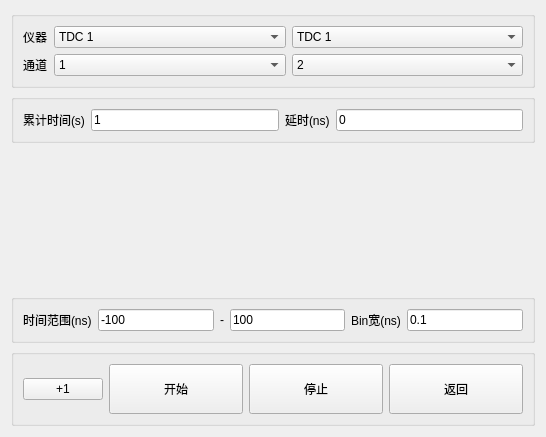
First picture: the form in ui/histogramwidget.ui, repository WhiteChimney/TDC-counter, before the edit.
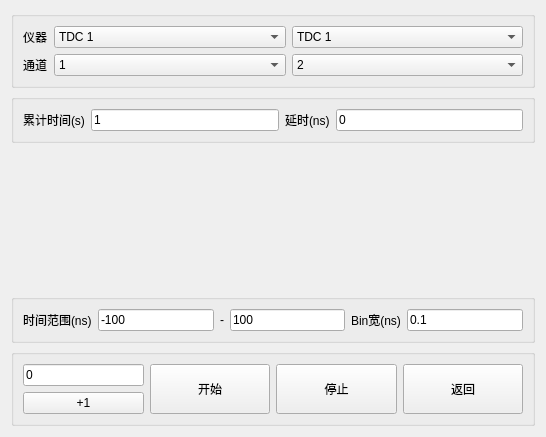
Second picture: the form after the edit. Custom widgets are drawn as their Qt base class.

What changed in the file:
```diff
--- a/ui/histogramwidget.ui
+++ b/ui/histogramwidget.ui
@@ -253,11 +253,22 @@
      </property>
      <layout class="QHBoxLayout" name="horizontalLayout_4">
       <item>
+       <layout class="QVBoxLayout" name="verticalLayout_2">
+        <item>
+         <widget class="QLineEdit" name="textComDelay">
+          <property name="text">
+           <string>0</string>
+          </property>
+         </widget>
+        </item>
+        <item>
        <widget class="QPushButton" name="buttonPlusOne">
         <property name="text">
          <string>+1</string>
         </property>
        </widget>
+        </item>
+       </layout>
       </item>
       <item>
        <widget class="QPushButton" name="buttonStart">
```
Lines whose indentation alone changed are shown as unchanged.
